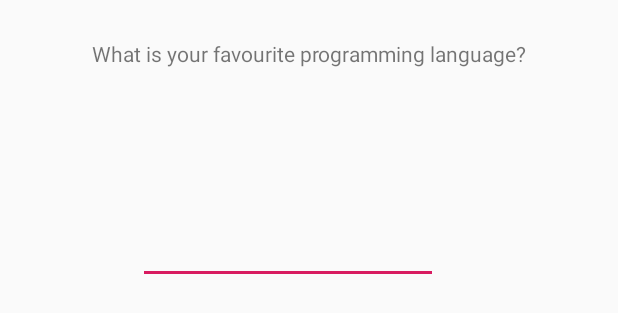
After one commit to chamathshashika/android_testing, an Android app: the layout activity_autocomplete.xml on its own in the app's theme, with its tools: preview values and no code run, on a phone screen of 412 x 824 dp. The commit adds this screen. Shown: the top 313 px of the screen. Run offline under Robolectric (Android 15) with nearby library versions, the light colour scheme and no system bars.

```diff
--- a/build.gradle
+++ b/build.gradle
@@ -1,4 +1,6 @@
 apply plugin: 'com.android.application'
+apply plugin: 'kotlin-android'
+apply plugin: 'kotlin-android-extensions'
 
 android {
     compileSdkVersion 29
@@ -26,4 +28,5 @@
     testImplementation 'junit:junit:4.12'
     androidTestImplementation 'androidx.test:runner:1.2.0'
     androidTestImplementation 'androidx.test.espresso:espresso-core:3.2.0'
+    implementation "org.jetbrains.kotlin:kotlin-stdlib-jdk7:$kotlin_version"
 }
--- a/src/main/AndroidManifest.xml
+++ b/src/main/AndroidManifest.xml
@@ -9,7 +9,9 @@
         android:roundIcon="@mipmap/ic_launcher_round"
         android:supportsRtl="true"
         android:theme="@style/AppTheme">
-        <activity android:name=".SpinnerActivity"></activity>
+        <activity android:name=".AutocompleteActivity"></activity>
+        <activity android:name=".Autocomplete_Activity" />
+        <activity android:name=".SpinnerActivity" />
         <activity android:name=".working_with_Button" />
         <activity
             android:name=".MainActivity"
--- /dev/null
+++ b/src/main/res/layout/activity_autocomplete.xml
@@ -0,0 +1,31 @@
+<?xml version="1.0" encoding="utf-8"?>
+<androidx.constraintlayout.widget.ConstraintLayout xmlns:android="http://schemas.android.com/apk/res/android"
+    xmlns:app="http://schemas.android.com/apk/res-auto"
+    xmlns:tools="http://schemas.android.com/tools"
+    android:layout_width="match_parent"
+    android:layout_height="match_parent"
+    tools:context=".AutocompleteActivity">
+
+
+    <TextView
+        android:id="@+id/textView2"
+        android:layout_width="wrap_content"
+        android:layout_height="wrap_content"
+        android:text="What is your favourite programming language?"
+        app:layout_constraintBottom_toBottomOf="parent"
+        app:layout_constraintLeft_toLeftOf="parent"
+        app:layout_constraintRight_toRightOf="parent"
+        app:layout_constraintTop_toTopOf="parent"
+        app:layout_constraintVertical_bias="0.032" />
+
+    <AutoCompleteTextView
+        android:id="@+id/autoCompleteTextView"
+        android:layout_width="200dp"
+        android:layout_height="wrap_content"
+        android:layout_marginLeft="92dp"
+        android:layout_marginTop="144dp"
+        android:text=""
+        app:layout_constraintStart_toStartOf="parent"
+        app:layout_constraintTop_toTopOf="parent" />
+
+</androidx.constraintlayout.widget.ConstraintLayout>
```
Also changed, not shown: src/main/java/com/example/myapplication/AutocompleteActivity.java (added, +24 -0 lines), src/main/java/com/example/myapplication/MainActivity.java (+7 -2 lines), src/main/res/layout/activity_main.xml (+45 -12 lines).
